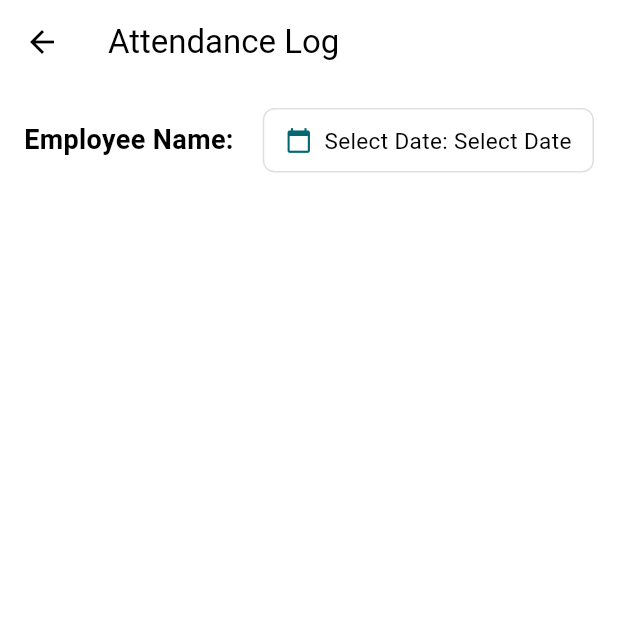
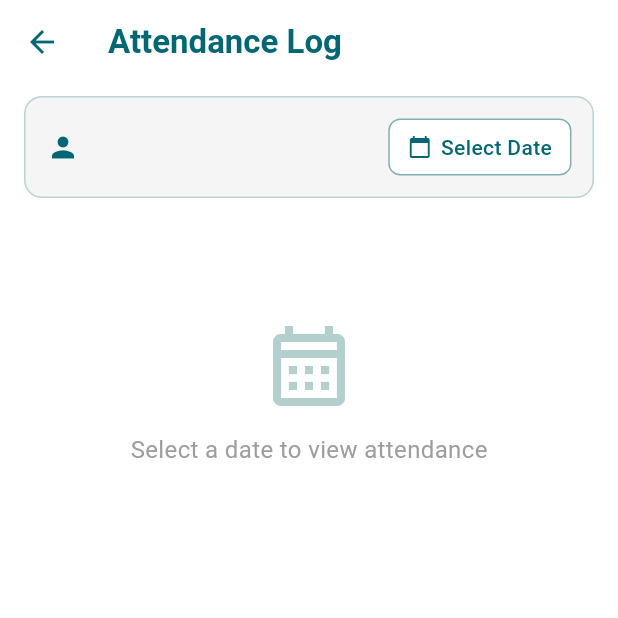
Before and after one commit to SATABHISHA/WrkPlanTimesheetKioskAndroidKolkata, a Flutter app: the AttendanceLogScreen screen opened by its route, on a phone screen of 412 x 824 dp, the top half of it. Run offline on Flutter 3.47's test engine with Material 3 defaults, Android fonts, the phone set to English and light mode, and no system bars; our stand-ins replace geolocator, image_picker, shared_preferences; accounts and stored records are empty.

Commit message:
Attendance Log: Redesign tables per PDF page 7 with card-style layout
- Employee name + date picker in a styled card with green border
- IN/OUT table: teal header row, alternating white/light-gray data rows, rounded corners
- BREAK TAKEN table: same style with START/END/DURATION columns
- Section headers with icons (login, coffee)
- Empty state with calendar icon placeholder before date is selected

```diff
--- a/AndroidWrkplanTimesheetKiosk/lib/screens/attendance_log_screen.dart
+++ b/AndroidWrkplanTimesheetKiosk/lib/screens/attendance_log_screen.dart
@@ -4,7 +4,7 @@ import 'package:intl/intl.dart';
 import '../services/auth_provider.dart';
 import '../constants/app_colors.dart';
 
-/// Attendance log screen – high-contrast tables with IN/OUT and BREAK TAKEN.
+/// Attendance log screen – redesigned per PDF page 7 with card-style tables.
 class AttendanceLogScreen extends StatefulWidget {
   const AttendanceLogScreen({super.key});
 
@@ -17,6 +17,8 @@ class _AttendanceLogScreenState extends State<AttendanceLogScreen> {
   final List<Map<String, String>> _logEntries   = [];
   final List<Map<String, String>> _breakEntries = [];
   bool _shown = false;
+
+  static const _green = AppColors.secondary; // #81B1AE
 
   void _pickDate() async {
     final picked = await showDatePicker(
@@ -57,114 +59,202 @@ class _AttendanceLogScreenState extends State<AttendanceLogScreen> {
 
   @override
   Widget build(BuildContext context) {
-    final auth      = context.watch<AuthProvider>();
-    final empName   = auth.user?.empName ?? '';
+    final auth    = context.watch<AuthProvider>();
+    final empName = auth.user?.empName ?? '';
     final dateLabel = _selectedDate != null
         ? DateFormat('MM/dd/yy').format(_selectedDate!)
         : 'Select Date';
+
     return Scaffold(
       backgroundColor: AppColors.background,
       appBar: AppBar(
         backgroundColor: AppColors.background,
+        elevation: 0,
         title: const Text('Attendance Log',
-            style: TextStyle(color: AppColors.textColor, fontSize: 22)),
-        iconTheme: const IconThemeData(color: AppColors.textColor),
+            style: TextStyle(
+                color: AppColors.primary,
+                fontSize: 22,
+                fontWeight: FontWeight.w700)),
+        iconTheme: const IconThemeData(color: AppColors.primary),
       ),
       body: SingleChildScrollView(
-        padding: const EdgeInsets.all(16),
+        padding: const EdgeInsets.fromLTRB(16, 8, 16, 24),
         child: Column(
           crossAxisAlignment: CrossAxisAlignment.stretch,
           children: [
-            // Employee name row + date picker
-            Row(
+            // ── Employee + Date picker card ─────────────────────────────
+            Container(
+              padding: const EdgeInsets.all(14),
+              decoration: BoxDecoration(
+                color: AppColors.fieldBg,
+                borderRadius: BorderRadius.circular(12),
+                border: Border.all(color: _green.withOpacity(0.5)),
+              ),
+              child: Row(
                 children: [
+                  const Icon(Icons.person, color: AppColors.primary, size: 22),
+                  const SizedBox(width: 8),
                   Expanded(
-                  child: Text('Employee Name: $empName',
+                    child: Text(empName,
                         style: const TextStyle(
-                          fontSize: 18,
-                          fontWeight: FontWeight.bold,
+                            fontSize: 17,
+                            fontWeight: FontWeight.w600,
                             color: AppColors.textColor)),
                   ),
-                GestureDetector(
+                  InkWell(
                     onTap: _pickDate,
+                    borderRadius: BorderRadius.circular(8),
                     child: Container(
                       padding: const EdgeInsets.symmetric(
-                        horizontal: 14, vertical: 10),
+                          horizontal: 12, vertical: 8),
                       decoration: BoxDecoration(
-                      border: Border.all(color: AppColors.cardStroke),
+                        color: AppColors.background,
                         borderRadius: BorderRadius.circular(8),
+                        border: Border.all(color: _green),
                       ),
                       child: Row(
                         mainAxisSize: MainAxisSize.min,
                         children: [
                           const Icon(Icons.calendar_today,
-                            color: AppColors.primary, size: 18),
-                        const SizedBox(width: 8),
-                        Text('Select Date: $dateLabel',
+                              color: AppColors.primary, size: 16),
+                          const SizedBox(width: 6),
+                          Text(dateLabel,
                               style: const TextStyle(
-                                fontSize: 15, color: AppColors.textColor)),
+                                  fontSize: 14,
+                                  fontWeight: FontWeight.w500,
+                                  color: AppColors.primary)),
                         ],
                       ),
                     ),
                   ),
                 ],
               ),
+            ),
+            const SizedBox(height: 20),
+
+            if (_shown) ...[
+              // ── IN / OUT Section ──────────────────────────────────────
+              _sectionHeader(Icons.login, 'IN / OUT'),
+              const SizedBox(height: 10),
+              _styledTable(
+                headers: ['IN', 'OUT'],
+                rows: _logEntries
+                    .map((e) => [e['time_in']!, e['time_out']!])
+                    .toList(),
+              ),
               const SizedBox(height: 24),
 
-            if (_shown) ...[
-              // IN / OUT table
-              Table(
-                border: TableBorder.all(color: AppColors.textColor, width: 0.5),
+              // ── BREAK TAKEN Section ───────────────────────────────────
+              _sectionHeader(Icons.coffee_outlined, 'BREAK TAKEN'),
+              const SizedBox(height: 10),
+              _styledTable(
+                headers: ['START', 'END', 'DURATION'],
+                rows: _breakEntries
+                    .map((e) => [e['start']!, e['end']!, e['duration']!])
+                    .toList(),
+              ),
+            ],
+
+            if (!_shown)
+              Padding(
+                padding: const EdgeInsets.only(top: 60),
+                child: Column(
                   children: [
-                  _headerRow(['IN', 'OUT']),
-                  ..._logEntries.map((e) =>
-                      _dataRow([e['time_in']!, e['time_out']!])),
+                    Icon(Icons.calendar_month_outlined,
+                        size: 64, color: _green.withOpacity(0.6)),
+                    const SizedBox(height: 12),
+                    Text('Select a date to view attendance',
+                        style: TextStyle(
+                            fontSize: 16,
+                            color: Colors.grey.shade500,
+                            fontWeight: FontWeight.w400)),
                   ],
                 ),
-              const SizedBox(height: 28),
-
-              // BREAK TAKEN table
-              const Text('BREAK TAKEN',
-                  style: TextStyle(
-                      fontSize: 16,
-                      fontWeight: FontWeight.bold,
-                      color: AppColors.textColor)),
-              const SizedBox(height: 8),
-              Table(
-                border: TableBorder.all(color: AppColors.textColor, width: 0.5),
-                children: [
-                  _headerRow(['START', 'END', 'DURATION']),
-                  ..._breakEntries.map((e) =>
-                      _dataRow([e['start']!, e['end']!, e['duration']!])),
-                ],
               ),
-            ],
           ],
         ),
       ),
     );
   }
 
-  TableRow _headerRow(List<String> cols) => TableRow(
-        decoration: BoxDecoration(color: Colors.grey.shade100),
-        children: cols
-            .map((c) => Padding(
-                padding: const EdgeInsets.all(10),
-                child: Text(c,
+  // ── Section header with icon ────────────────────────────────────────────
+
+  Widget _sectionHeader(IconData icon, String title) {
+    return Row(
+      children: [
+        Container(
+          padding: const EdgeInsets.all(6),
+          decoration: BoxDecoration(
+            color: AppColors.primary.withOpacity(0.1),
+            borderRadius: BorderRadius.circular(6),
+          ),
+          child: Icon(icon, color: AppColors.primary, size: 18),
+        ),
+        const SizedBox(width: 10),
+        Text(title,
+            style: const TextStyle(
+                fontSize: 17,
+                fontWeight: FontWeight.w700,
+                color: AppColors.textColor,
+                letterSpacing: 0.5)),
+      ],
+    );
+  }
+
+  // ── Styled card-table ───────────────────────────────────────────────────
+
+  Widget _styledTable({
+    required List<String> headers,
+    required List<List<String>> rows,
+  }) {
+    return Container(
+      decoration: BoxDecoration(
+        borderRadius: BorderRadius.circular(10),
+        border: Border.all(color: _green.withOpacity(0.5)),
+      ),
+      clipBehavior: Clip.antiAlias,
+      child: Column(
+        children: [
+          // Header row
+          Container(
+            color: AppColors.primary,
+            padding: const EdgeInsets.symmetric(vertical: 12),
+            child: Row(
+              children: headers
+                  .map((h) => Expanded(
+                        child: Text(h,
+                            textAlign: TextAlign.center,
+                            style: const TextStyle(
+                                color: Colors.white,
+                                fontSize: 14,
+                                fontWeight: FontWeight.w700,
+                                letterSpacing: 0.8)),
+                      ))
+                  .toList(),
+            ),
+          ),
+          // Data rows
+          ...List.generate(rows.length, (i) {
+            final isEven = i.isEven;
+            return Container(
+              color: isEven ? AppColors.background : AppColors.fieldBg,
+              padding: const EdgeInsets.symmetric(vertical: 12),
+              child: Row(
+                children: rows[i]
+                    .map((val) => Expanded(
+                          child: Text(val,
+                              textAlign: TextAlign.center,
                               style: const TextStyle(
                                   color: AppColors.textColor,
-                        fontWeight: FontWeight.bold,
-                        fontSize: 15))))
+                                  fontSize: 15,
+                                  fontWeight: FontWeight.w500)),
+                        ))
                     .toList(),
+              ),
             );
-
-  TableRow _dataRow(List<String> cols) => TableRow(
-        children: cols
-            .map((c) => Padding(
-                padding: const EdgeInsets.all(10),
-                child: Text(c,
-                    style: const TextStyle(
-                        color: AppColors.textColor, fontSize: 15))))
-            .toList(),
+          }),
+        ],
+      ),
     );
   }
+}
```
Lines whose indentation alone changed are shown as unchanged.
